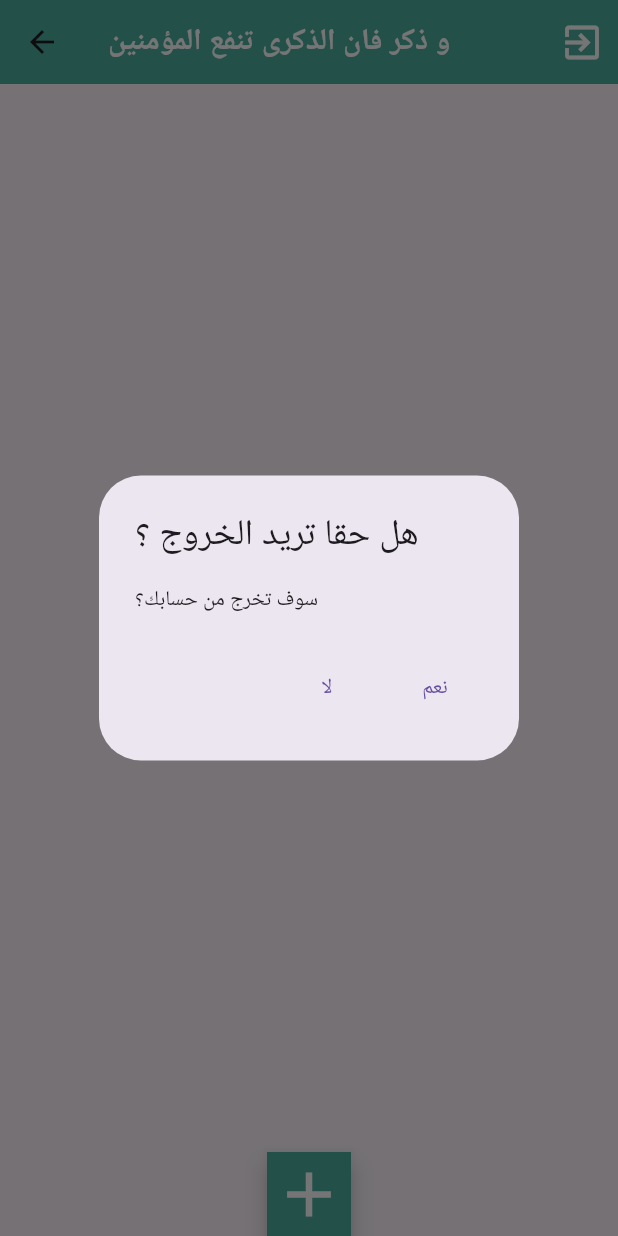
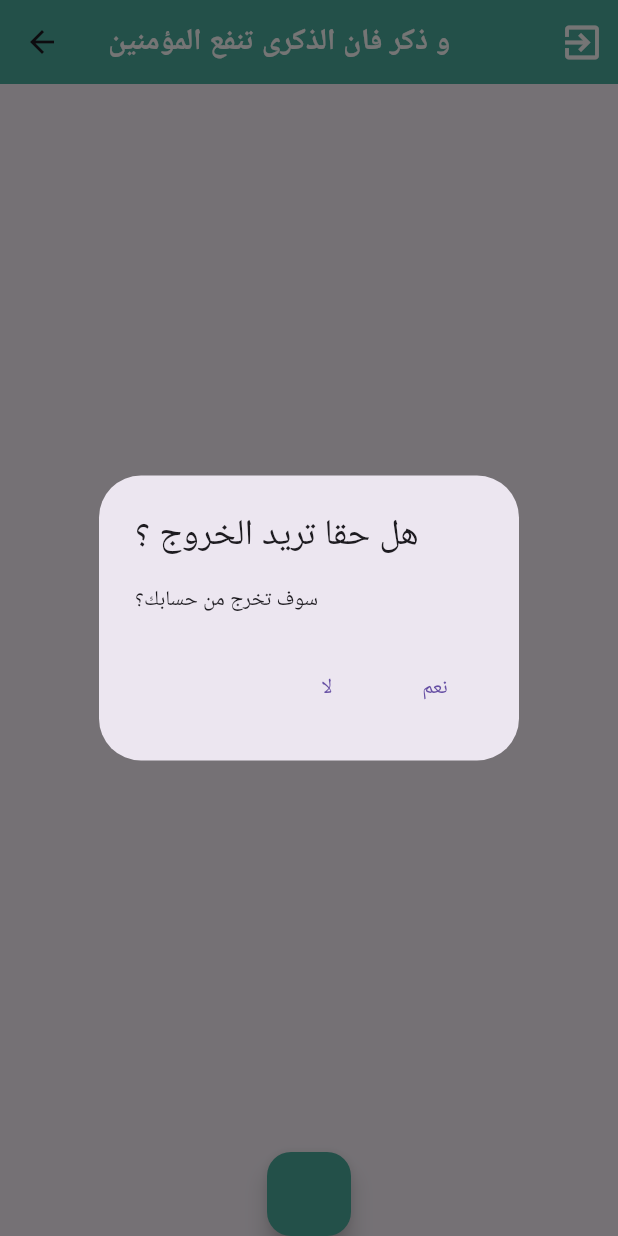
Before and after one commit to Mahmoudaboutaleb/tazkera, a Flutter app: the TazkeraScreen screen opened directly, after a tap on the "exit to app" icon, on a phone screen of 412 x 824 dp. Run offline on Flutter 3.47's test engine with Material 3 defaults, Android fonts, the phone set to English and light mode, and no system bars; our stand-ins replace animated_text_kit, cloud_firestore, firebase_auth, firebase_core, shared_preferences; accounts and stored records are empty.

```diff
--- a/lib/features/tazkara-page/tazkera_screen.dart
+++ b/lib/features/tazkara-page/tazkera_screen.dart
@@ -24,16 +24,11 @@ class _TazkeraScreenState extends State<TazkeraScreen> {
       ),
       floatingActionButtonLocation: FloatingActionButtonLocation.centerDocked,
       floatingActionButton: FloatingActionButton(
-        shape: const LinearBorder(),
+        // shape: const LinearBorder(),
 
         // shape: const CircleBorder(),
         backgroundColor: ColorsManager.green,
-        child: const Icon(
-          Icons.add,
-          color: Colors.white,
-          size: 50,
-          opticalSize: 50,
-        ),
+
         onPressed: () {
           Navigator.of(context).push(
               MaterialPageRoute(builder: (context) => const Placeholder()));
```
Also changed, not shown: lib/features/Models/tazkera_models.dart (+24 -4 lines).
